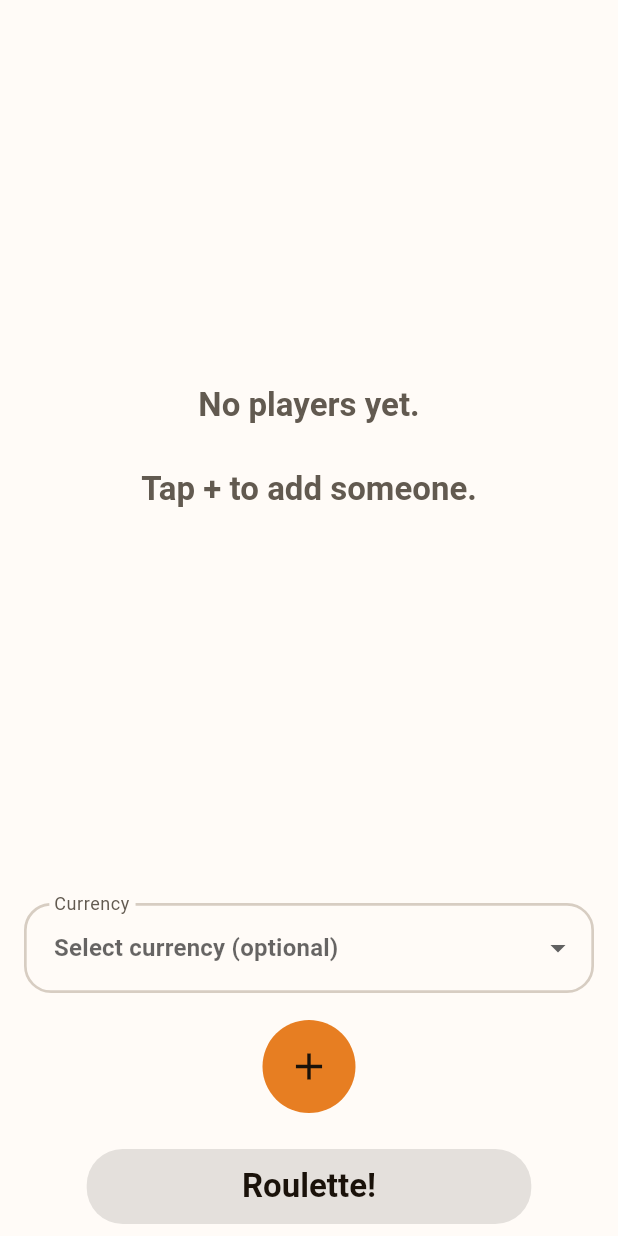
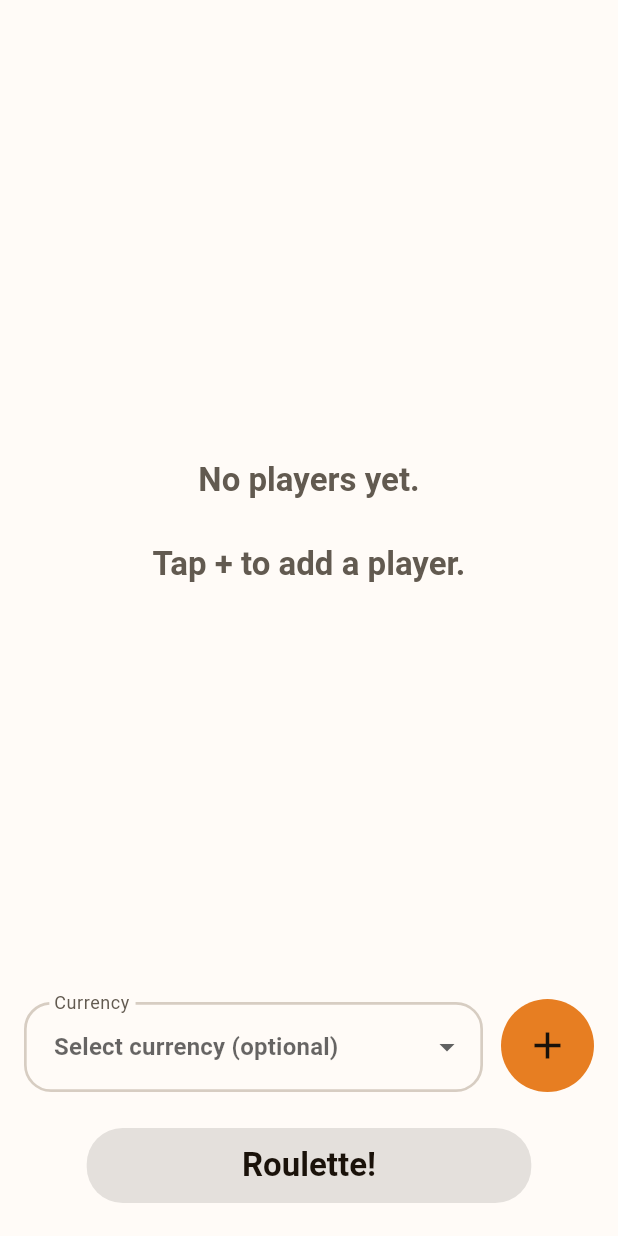
Before and after one commit to JBeckintosh/credit-card-roulette, a Flutter app: the PlayersScreen screen opened by its route, on a phone screen of 412 x 824 dp. Run offline on Flutter 3.47's test engine with Material 3 defaults, Android fonts, the phone set to English and light mode, and no system bars; our stand-ins replace fl_chart.

Commit message:
local testing on phone and last styling changes

```diff
--- a/lib/screens/players_screen.dart
+++ b/lib/screens/players_screen.dart
@@ -22,11 +22,12 @@ class PlayersScreen extends StatelessWidget {
 
           return Column(
             children: [
+              const SizedBox(height: AppTokens.spaceXL),
               Expanded(
                 child: players.isEmpty
                     ? Center(
                         child: Text(
-                          'No players yet.\n\nTap + to add someone.',
+                          'No players yet.\n\nTap + to add a player.',
                           textAlign: TextAlign.center,
                           style: theme.textTheme.titleLarge?.copyWith(
                             color: Theme.of(
@@ -64,7 +65,11 @@ class PlayersScreen extends StatelessWidget {
                   child: Column(
                     crossAxisAlignment: CrossAxisAlignment.stretch,
                     children: [
-                      DropdownButtonFormField<String>(
+                      Row(
+                        crossAxisAlignment: CrossAxisAlignment.end,
+                        children: [
+                          Expanded(
+                            child: DropdownButtonFormField<String>(
                               value: game.selectedCurrency,
                               decoration: const InputDecoration(
                                 labelText: 'Currency',
@@ -80,9 +85,9 @@ class PlayersScreen extends StatelessWidget {
                                   .toList(),
                               onChanged: game.setSelectedCurrency,
                             ),
-                      SizedBox(height: isMobile ? 18 : 24),
-                      Center(
-                        child: SizedBox(
+                          ),
+                          SizedBox(width: isMobile ? 12 : 16),
+                          SizedBox(
                             width: isMobile ? 62 : 72,
                             height: isMobile ? 62 : 72,
                             child: FilledButton(
@@ -98,6 +103,7 @@ class PlayersScreen extends StatelessWidget {
                               ),
                             ),
                           ),
+                        ],
                       ),
                       SizedBox(height: isMobile ? 24 : 40),
                       Align(
@@ -126,6 +132,7 @@ class PlayersScreen extends StatelessWidget {
                           ),
                         ),
                       ),
+                      SizedBox(height: isMobile ? 14 : 22),
                     ],
                   ),
                 ),
--- a/lib/screens/roulette_screen.dart
+++ b/lib/screens/roulette_screen.dart
@@ -254,6 +254,7 @@ class _RouletteScreenState extends State<RouletteScreen> {
                         ),
                       ),
                     ),
+                    SizedBox(height: isMobile ? 14 : 22),
                   ],
                 ],
               ),
--- a/lib/theme/app_theme.dart
+++ b/lib/theme/app_theme.dart
@@ -12,6 +12,7 @@ class AppTokens {
   static const double spaceS = 8;
   static const double spaceM = 16;
   static const double spaceL = 24;
+  static const double spaceXL = 36;
 
   static const Duration motionFast = Duration(milliseconds: 160);
   static const Duration motionStandard = Duration(milliseconds: 220);
--- a/pubspec.yaml
+++ b/pubspec.yaml
@@ -10,13 +10,13 @@ publish_to: 'none' # Remove this line if you wish to publish to pub.dev
 # Both the version and the builder number may be overridden in flutter
 # build by specifying --build-name and --build-number, respectively.
 # In Android, build-name is used as versionName while build-number used as versionCode.
-# Read more about Android versioning at https://developer.android.com/studio/publish/versioning
+# Read more about Android versioning at https://developer.android.com/studio/publish/verssioning
 # In iOS, build-name is used as CFBundleShortVersionString while build-number is used as CFBundleVersion.
 # Read more about iOS versioning at
 # https://developer.apple.com/library/archive/documentation/General/Reference/InfoPlistKeyReference/Articles/CoreFoundationKeys.html
 # In Windows, build-name is used as the major, minor, and patch parts
 # of the product and file versions while build-number is used as the build suffix.
-version: 1.0.0+1
+version: 1.2.0
 
 environment:
   sdk: ^3.11.4
```
Also changed, not shown: pubspec.lock. Lines whose indentation alone changed are shown as unchanged.
